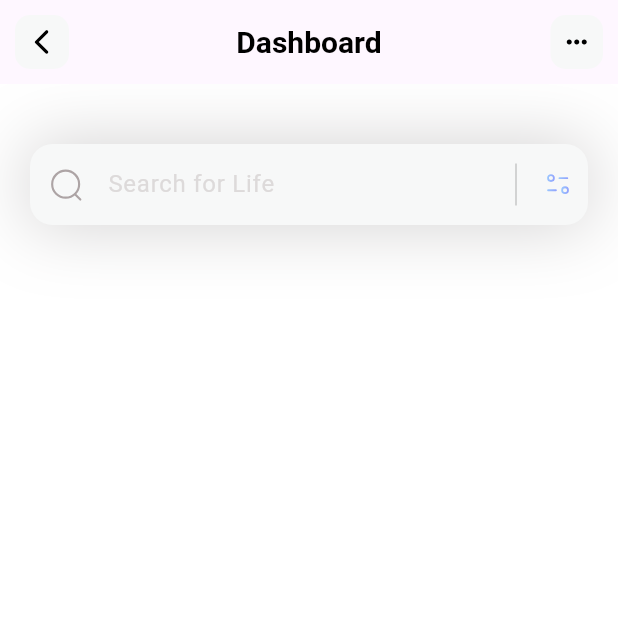
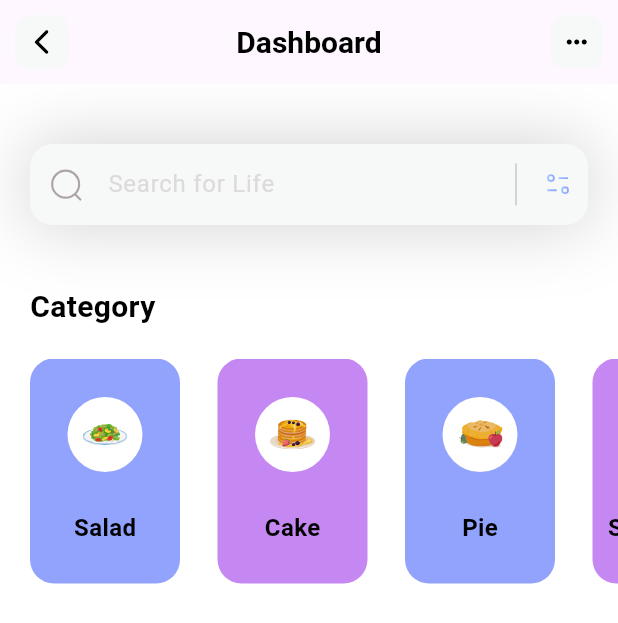
Before and after one commit to arunabh-a/FitnestX-UI, a Flutter app: the screen it shows after launch, on a phone screen of 412 x 824 dp. Shown: the top 623 px of the screen. Run offline on Flutter 3.47's test engine with Material 3 defaults, Android fonts, the light colour scheme and no system bars; our stand-ins replace flutter_svg; Roboto replaces fonts that are missing (Poppins).

Commit message:
Categories Section Completed

```diff
--- a/lib/main.dart
+++ b/lib/main.dart
@@ -16,7 +16,7 @@ class MyApp extends StatelessWidget {
         return MaterialApp(
             debugShowCheckedModeBanner: false,
             theme: ThemeData(fontFamily: 'Poppins'),
-            home: const HomePage(),
+            home:  HomePage(),
         );
     }
 }
--- /dev/null
+++ b/lib/models/category_model.dart
@@ -0,0 +1,52 @@
+
+import 'package:flutter/material.dart';
+
+class CategoryModel {
+    String iconPath;
+    String name;
+    Color boxColor;
+
+    CategoryModel({
+        required this.iconPath,
+        required this.name,
+        required this.boxColor,
+    });
+
+static List <CategoryModel> getCategories() {
+        List<CategoryModel> categories = [];
+
+        categories.add(
+            CategoryModel(
+                iconPath: 'assets/icons/plate.svg',
+                name: 'Salad',
+                boxColor: const Color(0xff92A3FD)
+            )
+        );
+
+        categories.add(
+            CategoryModel(
+                iconPath: 'assets/icons/pancakes.svg',
+                name: 'Cake',
+                boxColor: const Color(0xffC588F2)
+            )
+        );
+
+        categories.add(
+            CategoryModel(
+                iconPath: 'assets/icons/pie.svg',
+                name: 'Pie',
+                boxColor: const Color(0xff92A3FD)
+            )
+        );
+
+        categories.add(
+            CategoryModel(
+                iconPath: 'assets/icons/orange-snacks.svg',
+                name: 'Smoothies',
+                boxColor: const Color(0xffC588F2)
+            )
+        );
+
+        return categories;
+    }
+}
--- a/lib/pages/home.dart
+++ b/lib/pages/home.dart
@@ -1,20 +1,100 @@
+import 'package:DyFit/models/category_model.dart';
 import 'package:flutter/material.dart';
 import 'package:flutter_svg/flutter_svg.dart';
 
-class HomePage extends StatelessWidget {
+class HomePage extends StatefulWidget {
     const HomePage({super.key});
 
     @override
+    State<HomePage> createState() => _HomePageState();
+}
+
+class _HomePageState extends State<HomePage> {
+    List<CategoryModel> categories = [];
+
+    void _getCategories(){
+        categories = CategoryModel.getCategories();
+    }
+
+
+    @override
     Widget build(BuildContext context) {
+        _getCategories();
         return Scaffold(
             backgroundColor: Colors.white,
             appBar: appBar(),
             body: Column(
                 children: [
                     searchField(),
+                    const SizedBox(height: 40,),
+                    categoriesSec()
                 ],
             ),
         );
+    }
+
+    Column categoriesSec() {
+    return Column(
+                    crossAxisAlignment: CrossAxisAlignment.start,
+                    children: [
+                        const Padding(
+                            padding: EdgeInsets.only(left: 20),
+                            child: Text('Category',
+                                style: TextStyle(
+                                    color: Colors.black,
+                                    fontSize: 20,
+                                    fontWeight: FontWeight.bold,
+                                ),
+                            ),
+                        ),
+                        const SizedBox(height: 20,),
+                        SizedBox(
+                            height: 150,
+                            child: ListView.separated(
+                                itemCount: categories.length,
+                                scrollDirection: Axis.horizontal,
+                                padding: const EdgeInsets.only(
+                                    left: 20,
+                                    right: 20,
+                                    ),
+                                separatorBuilder: (context, index) => const SizedBox(width: 25,),
+                                itemBuilder: (context, index) {
+                                    return Container(
+                                        width: 100,
+                                        decoration: BoxDecoration(
+                                            color: categories[index].boxColor,
+                                            borderRadius: BorderRadius.circular(16),
+                                        ),
+                                        child: Column(
+                                            mainAxisAlignment: MainAxisAlignment.spaceEvenly,
+                                            children: [
+                                                Container(
+                                                    width: 50,
+                                                    height: 50,
+                                                    decoration: const BoxDecoration(
+                                                        color: Colors.white,
+                                                        shape: BoxShape.circle
+                                                    ),
+                                                        child: Padding(
+                                                            padding: const EdgeInsets.all(10),
+                                                            child: SvgPicture.asset(categories[index].iconPath,),
+                                                        ),
+                                                    ),
+                                                Text(
+                                                    categories[index].name,
+                                                    style: const TextStyle(
+                                                        color: Colors.black,
+                                                        fontSize: 16,
+                                                        fontWeight: FontWeight.bold,
+                                                )
+                                                )
+                                            ],
+                                        ),
+                                    );
+                                },
+                            ),
+                        )
+                ],);
     }
 
     Container searchField() {
```
